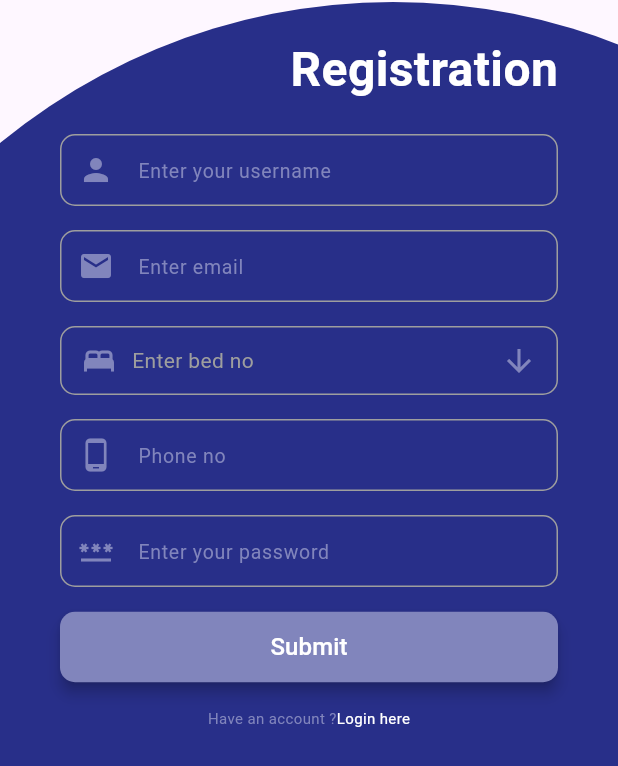
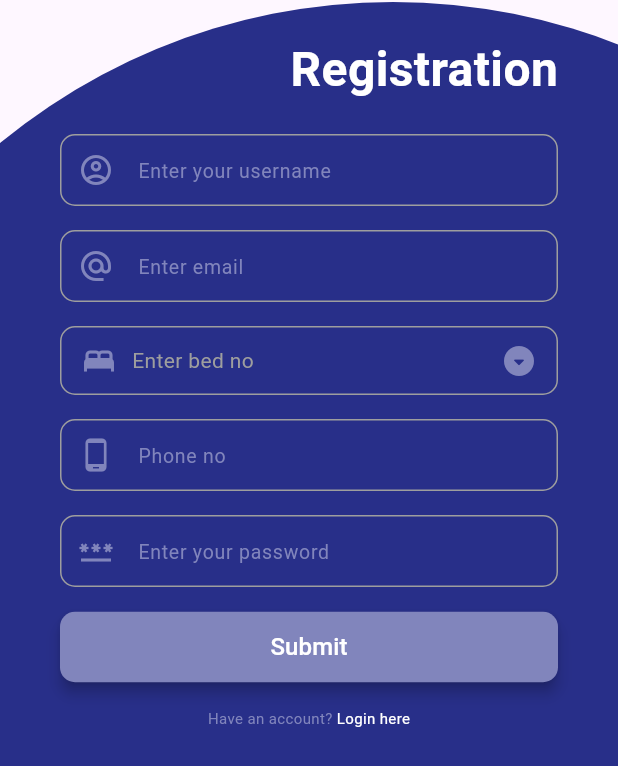
Before and after one commit to ArenduC/macV2, a Flutter app: the screen it shows after launch, after a tap on "Register here", on a phone screen of 412 x 824 dp. Shown: the part 448-1214 px from the top of the screen. Run offline on Flutter 3.47's test engine with Material 3 defaults, Android fonts, the phone set to English and light mode, and no system bars; our stand-ins replace flutter_secure_storage, flutter_svg; network calls fail.

Commit message:
Icons change

```diff
--- a/lib/screen/login_screen.dart
+++ b/lib/screen/login_screen.dart
@@ -241,7 +241,7 @@ Widget loginSegment(
           controller: usernameController,
           decoration: AppInputStyles.textFieldDecoration(
             hintText: 'Enter your username',
-            prefixIcon: Icons.person,
+            prefixIcon: Icons.account_circle_outlined,
           ),
           style: const TextStyle(color: AppColors.header1), // Text style
         ),
@@ -493,7 +493,7 @@ Widget registrationSegment(
           controller: userNameController,
           decoration: AppInputStyles.textFieldDecoration(
             hintText: 'Enter your username',
-            prefixIcon: Icons.person,
+            prefixIcon: Icons.account_circle_outlined,
           ),
           style: const TextStyle(color: AppColors.header1), // Text style
         ),
@@ -504,7 +504,7 @@ Widget registrationSegment(
           controller: emailController,
           decoration: AppInputStyles.textFieldDecoration(
             hintText: 'Enter email',
-            prefixIcon: Icons.email,
+            prefixIcon: Icons.alternate_email,
           ),
           style: const TextStyle(color: AppColors.header1), // Text style
         ),
@@ -542,7 +542,7 @@ Widget registrationSegment(
                   ],
                 ),
                 const Icon(
-                  Icons.arrow_downward,
+                  Icons.arrow_drop_down_circle_rounded,
                   color: AppColors.themeLite,
                 ),
               ],
@@ -600,7 +600,7 @@ Widget registrationSegment(
           mainAxisAlignment: MainAxisAlignment.center,
           children: [
             const Text(
-              "Have an account ?",
+              "Have an account? ",
               style: AppTextStyles.linkText,
             ),
             GestureDetector(
```
